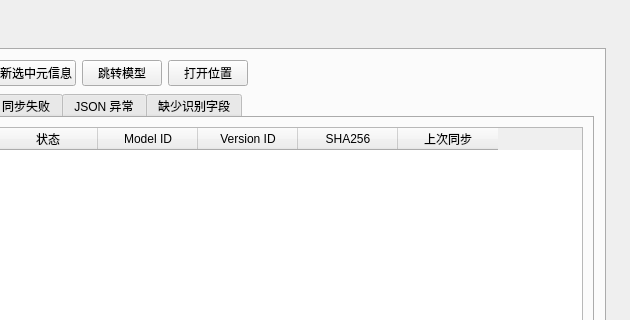
Before: the Qt Designer form pages/downloadspage.ui in hanbinhsh/SD-LoRA-Manager, drawn with Qt 5; both pictures show x 350 to 980 and y 0 to 320 of the 980 by 720 pixel window.
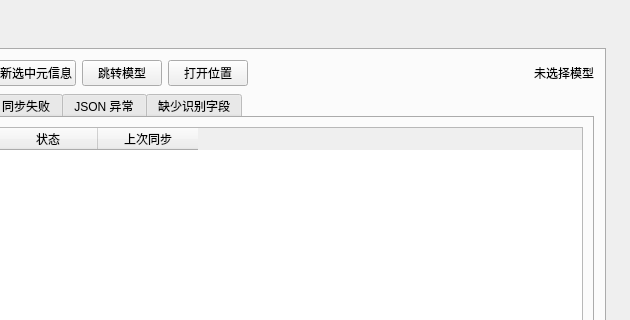
After: the same form once the commit is applied. The open tabs and pages were chosen to show the change.

Diff of the .ui file:
```diff
--- a/pages/downloadspage.ui
+++ b/pages/downloadspage.ui
@@ -720,6 +720,22 @@
            </property>
           </spacer>
          </item>
+         <item>
+          <widget class="QLabel" name="lblMetadataSelectedIdentity">
+           <property name="minimumSize">
+            <size>
+             <width>260</width>
+             <height>0</height>
+            </size>
+           </property>
+           <property name="text">
+            <string>未选择模型</string>
+           </property>
+           <property name="alignment">
+            <set>Qt::AlignmentFlag::AlignRight|Qt::AlignmentFlag::AlignVCenter</set>
+           </property>
+          </widget>
+         </item>
         </layout>
        </item>
        <item>
@@ -757,22 +773,7 @@
              </column>
              <column>
               <property name="text">
-               <string>状态</string>
-              </property>
-             </column>
-             <column>
-              <property name="text">
-               <string>Model ID</string>
-              </property>
-             </column>
-             <column>
-              <property name="text">
-               <string>Version ID</string>
-              </property>
-             </column>
-             <column>
-              <property name="text">
-               <string>SHA256</string>
+             <string>状态</string>
               </property>
              </column>
              <column>
```
